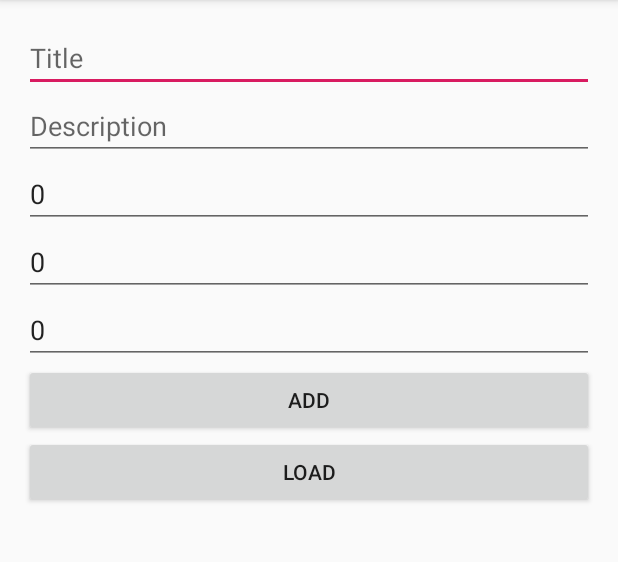
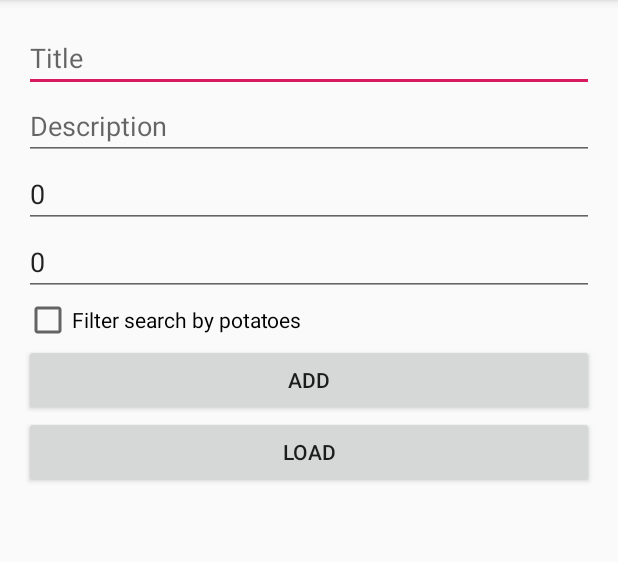
Before and after one commit to robert-paraschiv/iRecipe, an Android app: the screen it shows after launch (MainActivity), after a tap on "LOAD", on a phone screen of 412 x 824 dp, the part 84-646 px from its top. Run offline under Robolectric (Android 15) with nearby library versions, the phone set to English and light mode, and no system bars; our stand-ins replace Firebase (no records; nobody signed in at launch, a user with empty details on screens opened directly); 1 other tap on this screen came first.

Commit message:
added checkbox filter

```diff
--- a/app/src/main/java/com/rokudoz/irecipe/MainActivity.java
+++ b/app/src/main/java/com/rokudoz/irecipe/MainActivity.java
@@ -5,6 +5,7 @@ import android.support.v7.app.AppCompatActivity;
 import android.os.Bundle;
 import android.util.Log;
 import android.view.View;
+import android.widget.CheckBox;
 import android.widget.EditText;
 import android.widget.TextView;
 import android.widget.Toast;
@@ -28,8 +29,8 @@ public class MainActivity extends AppCompatActivity {
     private EditText editTextDescription;
     private EditText editTextPriority;
     private EditText editTextContPotatos;
-    private EditText editTextContSalt;
     private TextView textViewData;
+    private CheckBox cbPotatoes;
 
     private FirebaseFirestore db = FirebaseFirestore.getInstance();
     private CollectionReference notebookRef = db.collection("Recipes");
@@ -45,8 +46,8 @@ public class MainActivity extends AppCompatActivity {
         editTextDescription = findViewById(R.id.edit_text_description);
         editTextPriority = findViewById(R.id.edit_text_priority);
         editTextContPotatos = findViewById(R.id.edit_text_contPotatos);
-        editTextContSalt = findViewById(R.id.edit_text_contSalt);
         textViewData = findViewById(R.id.text_view_data);
+        cbPotatoes = findViewById(R.id.cb_contPotatoes);
     }
 
     @Override
@@ -94,33 +95,41 @@ public class MainActivity extends AppCompatActivity {
         if (editTextContPotatos.length()==0){
             editTextContPotatos.setText("0");
         }
-        if (editTextContSalt.length()==0){
-            editTextContSalt.setText("0");
-        }
 
         int contPotatos = Integer.parseInt(editTextContPotatos.getText().toString());
-        int contSalt = Integer.parseInt(editTextContSalt.getText().toString());
 
         int priority = Integer.parseInt(editTextPriority.getText().toString());
 
-        Note note = new Note(title, description, priority, contPotatos, contSalt);
+        Note note = new Note(title, description, priority, contPotatos);
 
         notebookRef.add(note);
     }
 
     public void loadNotes(View v) {
+//        int contPotatos = 0;
+//        contPotatos = Integer.parseInt(editTextContPotatos.getText().toString());
+
+        int contPotatos=0;
+        if (cbPotatoes.isChecked()) {
+            contPotatos=1;
+        } else if(!cbPotatoes.isChecked()) {
+            contPotatos=0;
+        }
+
         Query query;
-        if (lastResult == null) {
-            query = notebookRef.orderBy("priority")
-                    .whereEqualTo("contPotatos",1)
+//        if (lastResult == null) {
+//            query = notebookRef.orderBy("priority")
+//                    .whereEqualTo("contPotatos",contPotatos)
+//                    .limit(3);
+//        } else {
+//            query = notebookRef.orderBy("priority")
+//                    .whereEqualTo("contPotatos",contPotatos)
+//                    .startAfter(lastResult)
+//                    .limit(3);
+//        }
 
-                    .limit(3);
-        } else {
-            query = notebookRef.orderBy("priority")
-                    .whereEqualTo("contPotatos",1)
-                    .startAfter(lastResult)
-                    .limit(3);
-        }
+        query = notebookRef.orderBy("title")
+                .whereEqualTo("contPotatos",contPotatos);
 
         query.get()
                 .addOnSuccessListener(new OnSuccessListener<QuerySnapshot>() {
@@ -136,13 +145,11 @@ public class MainActivity extends AppCompatActivity {
                             String title = note.getTitle();
                             String description = note.getDescription();
                             int contPotatos = note.getContPotatos();
-                            int contSalt = note.getContSalt();
                             int priority = note.getPriority();
 
                             data += "ID: " + documentId
                                     + "\nTitle: " + title + "\nDescription: " + description
                                     + "\nContains Potatos: " + contPotatos
-                                    + "\nContains Salt: " + contSalt
                                     + "\nPriority: " + priority + "\n\n";
                         }
 
--- a/app/src/main/res/layout/activity_main.xml
+++ b/app/src/main/res/layout/activity_main.xml
@@ -32,14 +32,14 @@
         android:id="@+id/edit_text_contPotatos"
         android:layout_width="match_parent"
         android:layout_height="wrap_content"
-        android:hint="Contains Potatos?"
+        android:hint="Contains Potatoes?"
         android:inputType="number" />
-    <EditText
-        android:id="@+id/edit_text_contSalt"
-        android:layout_width="match_parent"
+    <CheckBox
+        android:layout_width="wrap_content"
         android:layout_height="wrap_content"
-        android:hint="Contains Salt?"
-        android:inputType="number" />
+        android:id="@+id/cb_contPotatoes"
+        android:text="Filter search by potatoes"
+        />
 
     <Button
         android:layout_width="match_parent"
```
Also changed, not shown: app/src/main/java/com/rokudoz/irecipe/Note.java (+1 -12 lines).
